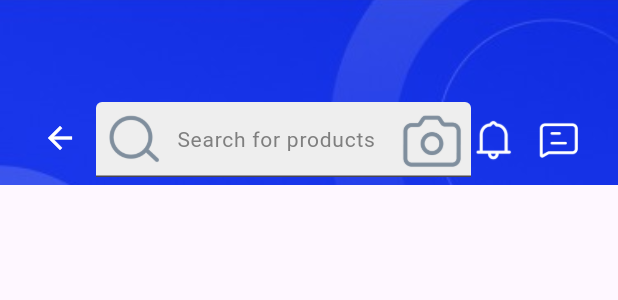
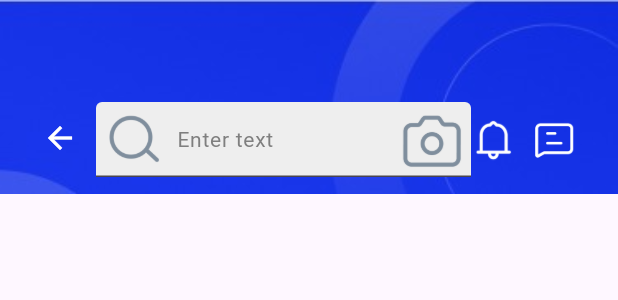
Before and after one commit to brianmujjuni/Flutter_Store_App, a Flutter app: the InnerHeaderWidget widget shown alone on an empty page, opened directly, on a phone screen of 412 x 824 dp. Shown: the top 300 px of the screen. Run offline on Flutter 3.47's test engine with Material 3 defaults, Android fonts, the phone set to English and light mode, and no system bars; our stand-ins replace google_fonts; network calls fail.

Commit message:
resolve inner category content widget header

```diff
--- a/lib/views/screens/detail/screens/widgets/inner_category_content_widget.dart
+++ b/lib/views/screens/detail/screens/widgets/inner_category_content_widget.dart
@@ -2,6 +2,7 @@ import 'package:automex_store/controllers/subcategory_controller.dart';
 import 'package:automex_store/models/category_model.dart';
 import 'package:automex_store/models/subcategory_model.dart';
 import 'package:automex_store/views/screens/detail/screens/widgets/inner_banner_widget.dart';
+import 'package:automex_store/views/screens/detail/screens/widgets/inner_header_widget.dart';
 import 'package:automex_store/views/screens/detail/screens/widgets/subcategory_tile_widget.dart';
 import 'package:flutter/material.dart';
 import 'package:google_fonts/google_fonts.dart';
@@ -30,6 +31,10 @@ class _InnerCategoryContentWidgetState
   @override
   Widget build(BuildContext context) {
     return Scaffold(
+       appBar: PreferredSize(
+        preferredSize: Size.fromHeight(MediaQuery.of(context).size.height * 20),
+        child: const InnerHeaderWidget(),
+      ),
       body: SingleChildScrollView(
         child: Column(
           children: [
--- a/lib/views/screens/detail/screens/widgets/inner_header_widget.dart
+++ b/lib/views/screens/detail/screens/widgets/inner_header_widget.dart
@@ -7,11 +7,11 @@ class InnerHeaderWidget extends StatelessWidget {
   Widget build(BuildContext context) {
     return SizedBox(
       width: MediaQuery.of(context).size.width,
-      height: MediaQuery.of(context).size.height * 0.15,
+      // height: MediaQuery.of(context).size.height * 0.20,
       child: Stack(
         children: [
           Image.asset(
-            "assets/icons/searchBanner.jpeg",
+            'assets/icons/searchBanner.jpeg',
             width: MediaQuery.of(context).size.width,
             fit: BoxFit.cover,
           ),
@@ -22,7 +22,7 @@ class InnerHeaderWidget extends StatelessWidget {
               onPressed: () {
                 Navigator.of(context).pop();
               },
-              icon: Icon(
+              icon: const Icon(
                 Icons.arrow_back,
                 color: Colors.white,
               ),
@@ -36,22 +36,27 @@ class InnerHeaderWidget extends StatelessWidget {
               height: 50,
               child: TextField(
                 decoration: InputDecoration(
-                    hintText: "Search for products",
-                    hintStyle: TextStyle(
+                  hintText: 'Enter text',
+                  hintStyle: const TextStyle(
                     fontSize: 14,
-                      color: Color(0xFF7F7F7F),
+                    color: Color(
+                      0xFF7F7F7F,
+                    ),
                   ),
                   contentPadding: const EdgeInsets.symmetric(
                     horizontal: 12,
                     vertical: 16,
                   ),
                   prefixIcon: Image.asset(
-                      "assets/icons/searc1.png",
+                    'assets/icons/searc1.png',
                   ),
-                    suffixIcon: Image.asset("assets/icons/cam.png"),
+                  suffixIcon: Image.asset(
+                    'assets/icons/cam.png',
+                  ),
                   fillColor: Colors.grey.shade200,
                   filled: true,
-                    focusColor: Colors.black),
+                  focusColor: Colors.black,
+                ),
               ),
             ),
           ),
@@ -62,13 +67,12 @@ class InnerHeaderWidget extends StatelessWidget {
               type: MaterialType.transparency,
               child: InkWell(
                 onTap: () {},
-                // overlayColor: WidgetStatePropertyAll(Colors.blue.shade500),
                 child: Ink(
                   width: 31,
                   height: 31,
-                  decoration: BoxDecoration(
+                  decoration: const BoxDecoration(
                     image: DecorationImage(
-                      image: AssetImage("assets/icons/bell.png"),
+                      image: AssetImage('assets/icons/bell.png'),
                     ),
                   ),
                 ),
@@ -76,7 +80,7 @@ class InnerHeaderWidget extends StatelessWidget {
             ),
           ),
           Positioned(
-            left: 357,
+            left: 354,
             top: 78,
             child: Material(
               type: MaterialType.transparency,
@@ -85,9 +89,9 @@ class InnerHeaderWidget extends StatelessWidget {
                 child: Ink(
                   width: 31,
                   height: 31,
-                  decoration: BoxDecoration(
+                  decoration: const BoxDecoration(
                     image: DecorationImage(
-                      image: AssetImage("assets/icons/message.png"),
+                      image: AssetImage('assets/icons/message.png'),
                     ),
                   ),
                 ),
```
Also changed, not shown: lib/views/screens/detail/screens/innner_category_screen.dart (+6 -6 lines), lib/views/screens/main_screen.dart (+6 -12 lines), lib/views/screens/nav_screens/category_screen.dart (+11 -27 lines), lib/views/screens/nav_screens/favorite_screen.dart (+2 -9 lines). Lines whose indentation alone changed are shown as unchanged.
